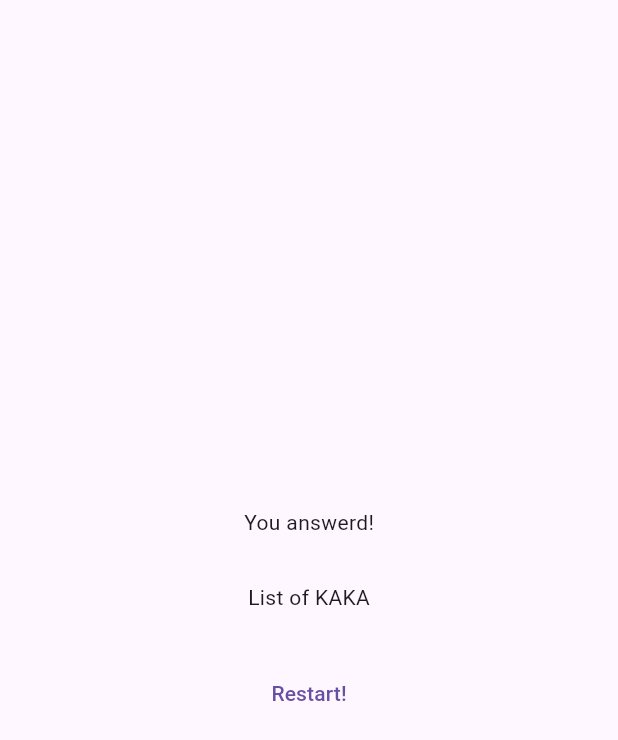
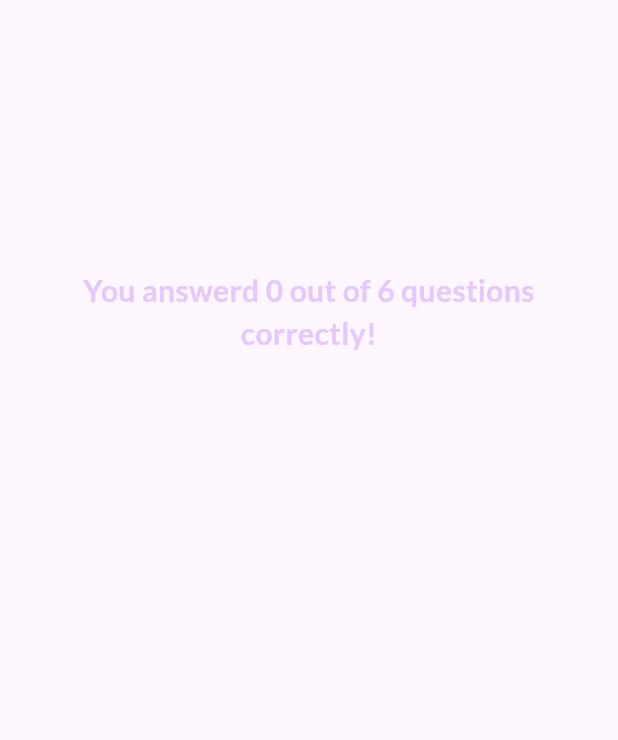
Before and after one commit to karimhaddad32/quizz_app, a Flutter app: the ResultsScreen widget shown alone on an empty page, opened directly with empty values, on a phone screen of 412 x 824 dp. Shown: the top 740 px of the screen. Run offline on Flutter 3.47's test engine with Material 3 defaults, Android fonts, the phone set to English and light mode, and no system bars; our stand-ins replace google_fonts.

Commit message:
The End!

```diff
--- /dev/null
+++ b/lib/question_summary/questions_summary.dart
@@ -0,0 +1,23 @@
+import 'package:flutter/material.dart';
+import 'package:flutter/widgets.dart';
+import 'package:quizz_app/question_summary/question_item.dart';
+
+class QuestionsSummary extends StatelessWidget {
+  const QuestionsSummary(this.summaryData, {super.key});
+
+  final List<Map<String, Object>> summaryData;
+
+  @override
+  Widget build(BuildContext context) {
+    return SizedBox(
+      height: 300,
+      child: SingleChildScrollView(
+        child: Column(
+          children: summaryData.map((data) {
+            return SummaryItem(data);
+          }).toList(),
+        ),
+      ),
+    );
+  }
+}
--- a/lib/quiz.dart
+++ b/lib/quiz.dart
@@ -14,18 +14,16 @@ class Quiz extends StatefulWidget {
 }
 
 class _QuizState extends State<Quiz> {
-  List<String> selectedAnswers = [];
+  List<String> _selectedAnswers = [];
   var activeScreen = 'start-screen';
 
   void chooseAnswer(String answer) {
-    selectedAnswers.add(answer);
+    _selectedAnswers.add(answer);
 
-    if (selectedAnswers.length == questions.length) {
+    if (_selectedAnswers.length == questions.length) {
       setState(() {
         activeScreen = 'results-screen';
       });
-
-      selectedAnswers = [];
     }
   }
 
@@ -35,16 +33,28 @@ class _QuizState extends State<Quiz> {
     });
   }
 
+  void restartQuiz() {
+    setState(() {
+      _selectedAnswers = [];
+      activeScreen = 'questions-screen';
+    });
+  }
+
   @override
   Widget build(BuildContext context) {
     Widget screenWidget = StartScreen(switchScreen);
 
     if (activeScreen == 'questions-screen') {
-      screenWidget = QuestionsScreen(onSelectAnswer: chooseAnswer);
+      screenWidget = QuestionsScreen(
+        onSelectAnswer: chooseAnswer,
+      );
     }
 
-    if(activeScreen == 'results-screen'){
-      screenWidget = ResultsScreen(chosenAnswers: selectedAnswers);
+    if (activeScreen == 'results-screen') {
+      screenWidget = ResultsScreen(
+        chosenAnswers: _selectedAnswers,
+        onRestart: restartQuiz,
+      );
     }
 
     return MaterialApp(
--- a/lib/results_screen.dart
+++ b/lib/results_screen.dart
@@ -1,19 +1,28 @@
 import 'package:flutter/material.dart';
+import 'package:google_fonts/google_fonts.dart';
 import 'package:quizz_app/data/questions.dart';
+import 'package:quizz_app/question_summary/questions_summary.dart';
 
 class ResultsScreen extends StatelessWidget {
-  const ResultsScreen({required this.chosenAnswers, super.key});
+  const ResultsScreen({
+    required this.chosenAnswers,
+    required this.onRestart,
+    super.key,
+  });
 
+  final void Function() onRestart;
   final List<String> chosenAnswers;
+
 
   List<Map<String, Object>> getSummaryData() {
     final List<Map<String, Object>> summary = [];
 
     for (int i = 0; i < chosenAnswers.length; i++) {
       summary.add({
-        'question_index' : i,
-        'question': questions[i],
+        'question_index': i,
+        'question': questions[i].question,
         'correct_answer': questions[i].answers[0],
+        'user_answer': chosenAnswers[i]
       });
     }
     return summary;
@@ -21,6 +30,12 @@ class ResultsScreen extends StatelessWidget {
 
   @override
   Widget build(BuildContext context) {
+    final summaryData = getSummaryData();
+    final totalQuestionsCount = questions.length;
+    final int correctAnswersCount = summaryData
+        .where((element) => element['user_answer'] == element['correct_answer'])
+        .length;
+
     return SizedBox(
       width: double.infinity,
       child: Container(
@@ -28,15 +43,30 @@ class ResultsScreen extends StatelessWidget {
         child: Column(
           mainAxisAlignment: MainAxisAlignment.center,
           children: [
-            const Text('You answerd!'),
+            Text(
+              style: GoogleFonts.lato(
+                color: const Color.fromARGB(255, 230, 200, 253),
+                fontSize: 20,
+                fontWeight: FontWeight.bold,
+              ),
+              textAlign: TextAlign.center,
+              'You answerd $correctAnswersCount out of $totalQuestionsCount questions correctly!',
+            ),
             const SizedBox(
               height: 30,
             ),
-            const Text('List of KAKA'),
+            QuestionsSummary(summaryData),
             const SizedBox(
               height: 30,
             ),
-            TextButton(onPressed: () {}, child: const Text('Restart!'))
+            TextButton.icon(
+              onPressed: onRestart,
+              style: TextButton.styleFrom(
+                foregroundColor: Colors.white,
+              ),
+              icon: const Icon(Icons.refresh),
+              label: const Text('Restart Quiz!'),
+            )
           ],
         ),
       ),
```
Also changed, not shown: lib/question_summary/question_identifier.dart (added, +34 -0 lines), lib/question_summary/question_item.dart (added, +60 -0 lines), lib/start_screen.dart (+0 -8 lines).
